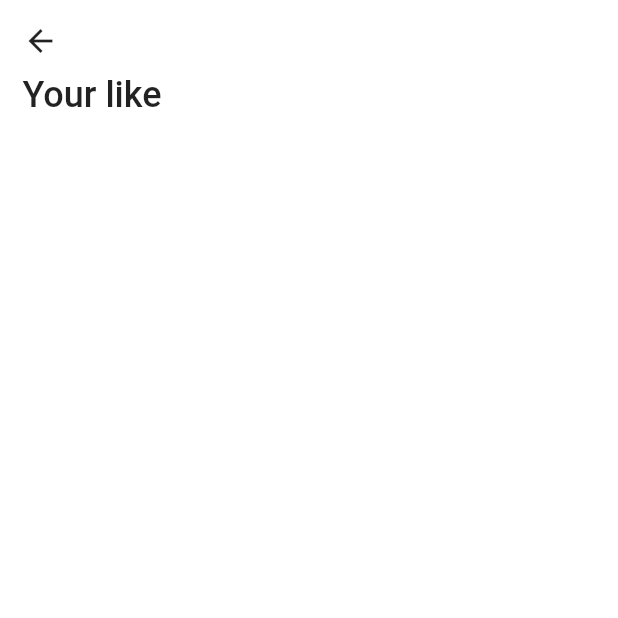
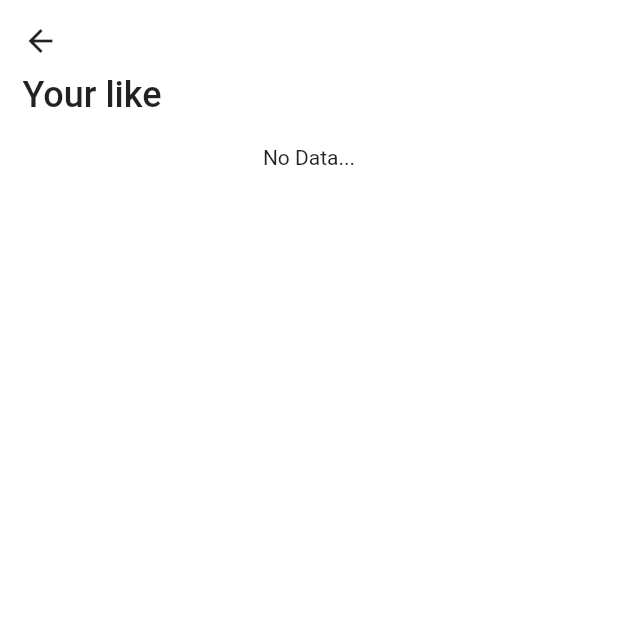
Before and after one commit to Rimansh1464/state_hendler, a Flutter app: the like_screen screen opened directly, on a phone screen of 412 x 824 dp, the top half of it. Run offline on Flutter 3.47's test engine with Material 2 defaults, Android fonts, the phone set to English and light mode, and no system bars; our stand-ins replace dot_navigation_bar, sqflite; accounts and stored records are empty.

Commit message:
my changes

```diff
--- a/lib/view/product_like.dart
+++ b/lib/view/product_like.dart
@@ -63,7 +63,12 @@ class _like_screenState extends State<like_screen> {
                     );
                   } else if (snapshot.hasData) {
                     List<Foods>? allLike = snapshot.data;
-                    return Expanded(
+                    return (allLike!.isEmpty)? Column(
+                      mainAxisAlignment: MainAxisAlignment.center,
+                      children: const [
+                        Center(child: Text("No Data..."),),
+                      ],
+                    ):Expanded(
                       child: GridView.count(
                         crossAxisCount: 2,
                         childAspectRatio: 0.70,
@@ -107,6 +112,8 @@ class _like_screenState extends State<like_screen> {
                                                       like: 'false');
                                                   print("like===${allLike[i].like}");
                                                 });
+                                                Provider.of<ProductProvider>(context,listen: false).fetchdata();
+
                                                 //Provider.of<ProductProvider>(context,listen: false).islike(name: allLike[i]);
                                                 Provider.of<ProductProvider>(context,listen: false).likefetchdata();
 
```
Also changed, not shown: lib/view/details_screen.dart (+22 -8 lines), lib/view/home_screens.dart (+20 -36 lines). Lines whose indentation alone changed are shown as unchanged.
